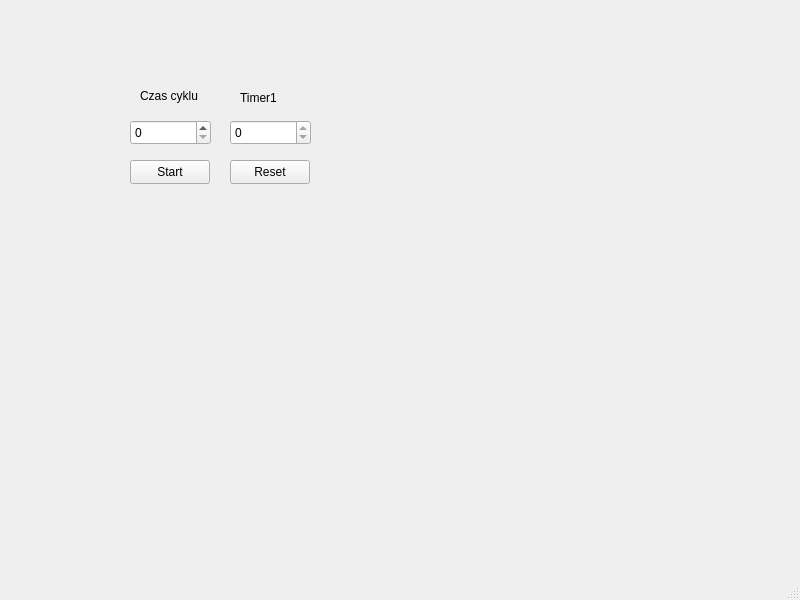
This is mainwindow.ui in MBuczma/QtBot as Qt 5 draws it before an edit. The edited form follows.
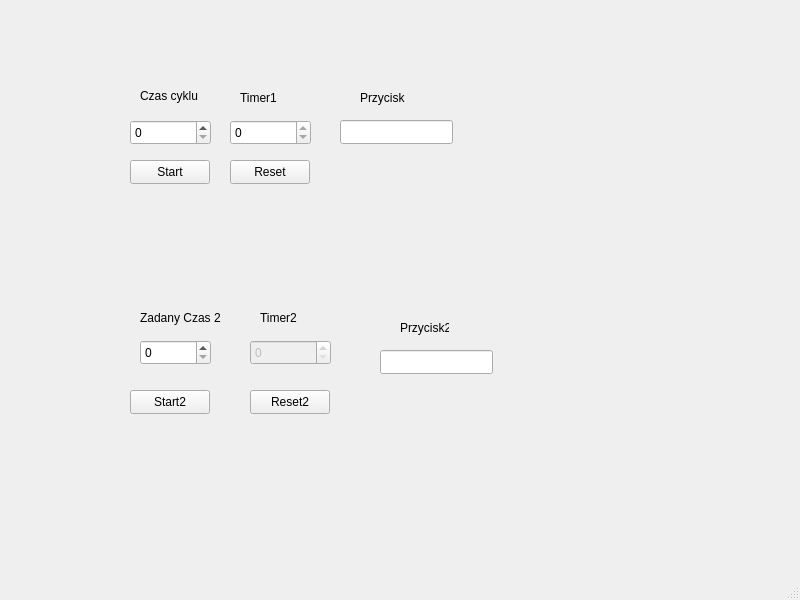
This is the edited form.

```diff
--- a/mainwindow.ui
+++ b/mainwindow.ui
@@ -116,6 +116,133 @@
      <number>9999</number>
     </property>
    </widget>
+   <widget class="QLineEdit" name="Przycisk1">
+    <property name="geometry">
+     <rect>
+      <x>340</x>
+      <y>120</y>
+      <width>113</width>
+      <height>24</height>
+     </rect>
+    </property>
+   </widget>
+   <widget class="QLabel" name="label_3">
+    <property name="geometry">
+     <rect>
+      <x>360</x>
+      <y>90</y>
+      <width>49</width>
+      <height>16</height>
+     </rect>
+    </property>
+    <property name="text">
+     <string>Przycisk</string>
+    </property>
+   </widget>
+   <widget class="QSpinBox" name="ZadanyCzas2">
+    <property name="geometry">
+     <rect>
+      <x>140</x>
+      <y>340</y>
+      <width>71</width>
+      <height>25</height>
+     </rect>
+    </property>
+    <property name="maximum">
+     <number>9999</number>
+    </property>
+   </widget>
+   <widget class="QSpinBox" name="Timer2">
+    <property name="enabled">
+     <bool>false</bool>
+    </property>
+    <property name="geometry">
+     <rect>
+      <x>250</x>
+      <y>340</y>
+      <width>81</width>
+      <height>25</height>
+     </rect>
+    </property>
+    <property name="maximum">
+     <number>9999</number>
+    </property>
+   </widget>
+   <widget class="QLineEdit" name="Przycisk2">
+    <property name="geometry">
+     <rect>
+      <x>380</x>
+      <y>350</y>
+      <width>113</width>
+      <height>24</height>
+     </rect>
+    </property>
+   </widget>
+   <widget class="QPushButton" name="Start2">
+    <property name="geometry">
+     <rect>
+      <x>130</x>
+      <y>390</y>
+      <width>80</width>
+      <height>24</height>
+     </rect>
+    </property>
+    <property name="text">
+     <string>Start2</string>
+    </property>
+   </widget>
+   <widget class="QPushButton" name="Reset2">
+    <property name="geometry">
+     <rect>
+      <x>250</x>
+      <y>390</y>
+      <width>80</width>
+      <height>24</height>
+     </rect>
+    </property>
+    <property name="text">
+     <string>Reset2</string>
+    </property>
+   </widget>
+   <widget class="QLabel" name="label_4">
+    <property name="geometry">
+     <rect>
+      <x>140</x>
+      <y>310</y>
+      <width>91</width>
+      <height>16</height>
+     </rect>
+    </property>
+    <property name="text">
+     <string>Zadany Czas 2</string>
+    </property>
+   </widget>
+   <widget class="QLabel" name="label_5">
+    <property name="geometry">
+     <rect>
+      <x>260</x>
+      <y>310</y>
+      <width>49</width>
+      <height>16</height>
+     </rect>
+    </property>
+    <property name="text">
+     <string>Timer2</string>
+    </property>
+   </widget>
+   <widget class="QLabel" name="label_6">
+    <property name="geometry">
+     <rect>
+      <x>400</x>
+      <y>320</y>
+      <width>49</width>
+      <height>16</height>
+     </rect>
+    </property>
+    <property name="text">
+     <string>Przycisk2</string>
+    </property>
+   </widget>
   </widget>
   <widget class="QMenuBar" name="menubar">
    <property name="geometry">
```
